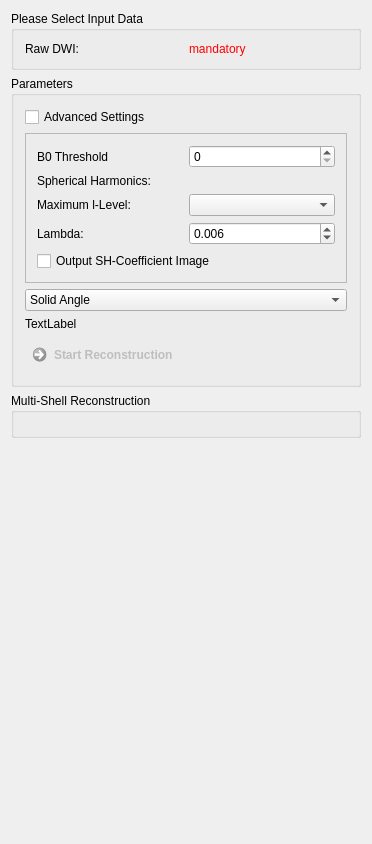
This is Plugins/org.mitk.gui.qt.diffusionimaging/src/internal/QmitkQBallReconstructionViewControls.ui in MITK/MITK as Qt 5 draws it before an edit. The edited form follows.
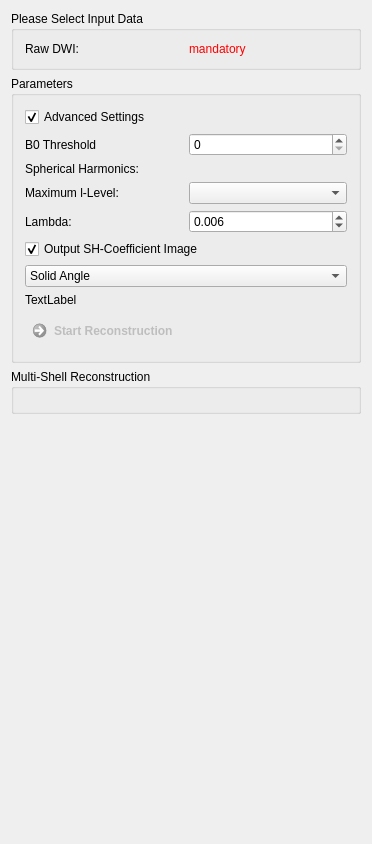
This is the edited form.

What changed in the file:
```diff
--- a/Plugins/org.mitk.gui.qt.diffusionimaging/src/internal/QmitkQBallReconstructionViewControls.ui
+++ b/Plugins/org.mitk.gui.qt.diffusionimaging/src/internal/QmitkQBallReconstructionViewControls.ui
@@ -66,17 +66,32 @@
         <property name="text">
          <string>Advanced Settings</string>
         </property>
+        <property name="checked">
+         <bool>true</bool>
+        </property>
        </widget>
       </item>
       <item>
        <widget class="QFrame" name="frame_2">
         <property name="frameShape">
-         <enum>QFrame::StyledPanel</enum>
+         <enum>QFrame::NoFrame</enum>
         </property>
         <property name="frameShadow">
          <enum>QFrame::Raised</enum>
         </property>
         <layout class="QGridLayout" name="gridLayout_5">
+         <property name="leftMargin">
+          <number>0</number>
+         </property>
+         <property name="topMargin">
+          <number>0</number>
+         </property>
+         <property name="rightMargin">
+          <number>0</number>
+         </property>
+         <property name="bottomMargin">
+          <number>0</number>
+         </property>
          <item row="0" column="0">
           <widget class="QFrame" name="frame_3">
            <property name="frameShape">
@@ -209,6 +224,9 @@
               <property name="text">
                <string>Output SH-Coefficient Image</string>
               </property>
+              <property name="checked">
+               <bool>true</bool>
+              </property>
              </widget>
             </item>
            </layout>
```
Left out of the diff: 33 changed lines with no effect on the pictures.
